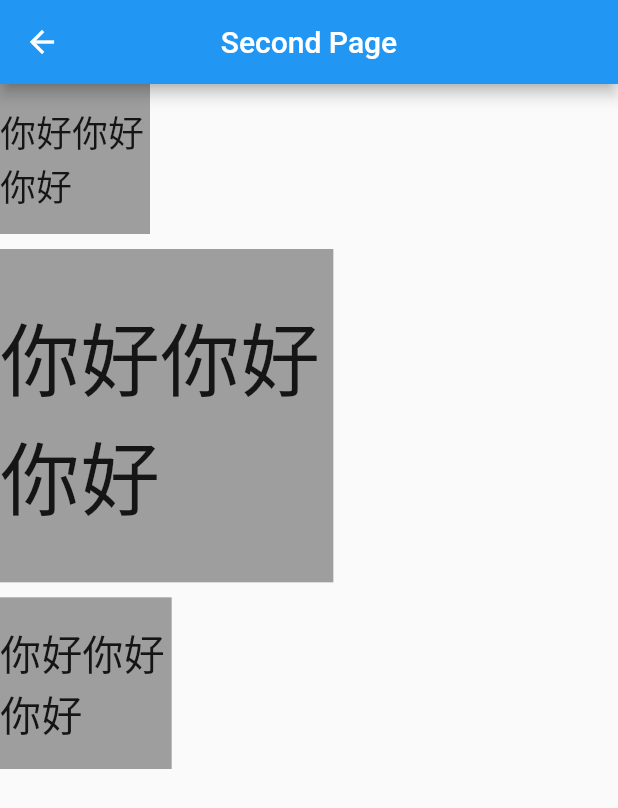
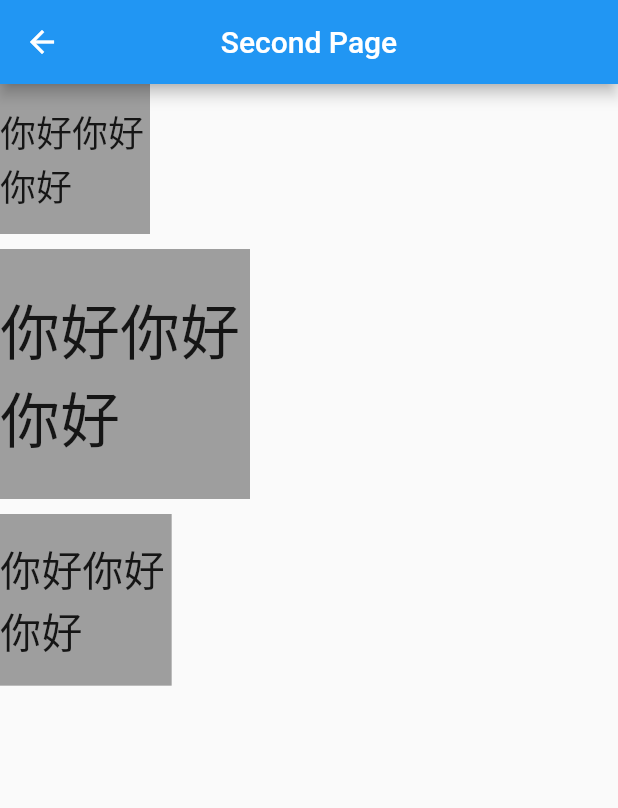
Before and after one commit to Sky24n/flustars, a Flutter app: the screen it shows after launch, after a tap on the "search" icon, on a phone screen of 412 x 824 dp. Shown: the top 808 px of the screen. Run offline on Flutter 3.47's test engine with Material 2 defaults, Android fonts, the light colour scheme and no system bars; our stand-ins replace shared_preferences, synchronized; missing offline and left inert: common_utils.

Commit message:
v0.2.6 pre2

```diff
--- a/example/lib/main.dart
+++ b/example/lib/main.dart
@@ -50,7 +50,7 @@ class _MyAppState extends State<MyApp> {
 
     SpUtil.putString("username", "sky24");
     String userName = SpUtil.getString("username", defValue: "");
-    print("thll userName: " + userName);
+    print("thll  thll userName: " + userName);
 
     /// save object example.
     /// 存储实体对象示例。
@@ -60,7 +60,8 @@ class _MyAppState extends State<MyApp> {
 
     Map dataStr = SpUtil.getObject("loc_city");
     City hisCity = dataStr == null ? null : City.fromJson(dataStr);
-    print("thll City: " + (hisCity == null ? "null" : hisCity.toString()));
+    print(
+        "thll  thll City: " + (hisCity == null ? "null" : hisCity.toString()));
 
     /// save object list example.
     /// 存储实体对象list示例。
@@ -74,7 +75,8 @@ class _MyAppState extends State<MyApp> {
       return City.fromJson(value);
     })?.toList();
 
-    print("thll CityList: " + (_cityList == null ? "null" : _cityList.toString()));
+    print("thll  thll CityList: " +
+        (_cityList == null ? "null" : _cityList.toString()));
   }
 
   @override
@@ -107,10 +109,12 @@ class MainPageState extends State<MainPage> {
     double width = ScreenUtil.getInstance().screenWidth;
     double height = ScreenUtil.getInstance().screenHeight;
     double density = ScreenUtil.getInstance().screenDensity;
-    double sp = ScreenUtil.getInstance().getSp(24);
-    double spc = ScreenUtil.getScaleSp(context, 24);
+    double sp = ScreenUtil.getInstance().getAdapterSize(24);
+    double spc = ScreenUtil.getInstance().getAdapterSize(24);
+    double adapterW = ScreenUtil.getInstance().getAdapterSize(360);
+
     print(
-        "MainPage statusBar: $statusBar, width: $width, height: $height, density: $density, sp: $sp, spc: $spc");
+        "thll  MainPage statusBar: $statusBar, width: $width, height: $height, density: $density, sp: $sp, spc: $spc, adapterW: $adapterW");
 
     return new Scaffold(
       // 一个不需要GlobalKey就可以openDrawer的AppBar
@@ -147,7 +151,7 @@ class MainPageState extends State<MainPage> {
             ),
           ),
           new Container(
-            width: ScreenUtil.getInstance().getWidth(360.0),
+            width: ScreenUtil.getInstance().getAdapterSize(360.0),
             height: 50,
             color: Colors.grey,
             child: new Center(
@@ -170,14 +174,14 @@ class MainPageState extends State<MainPage> {
           ),
           new Container(
             margin: EdgeInsets.only(top: 10.0),
-            width: ScreenUtil.getInstance().getWidth(100.0),
-            height: ScreenUtil.getInstance().getWidth(100.0),
+            width: ScreenUtil.getInstance().getAdapterSize(100.0),
+            height: ScreenUtil.getInstance().getAdapterSize(100.0),
             color: Colors.grey,
             child: new Center(
               child: new Text(
                 "你好你好你好",
                 style: new TextStyle(
-                    fontSize: ScreenUtil.getInstance().getSp(24.0)),
+                    fontSize: ScreenUtil.getInstance().getAdapterSize(24.0)),
               ),
             ),
           ),
@@ -194,7 +198,8 @@ class MyDrawer extends StatelessWidget {
     double statusBar = ScreenUtil.getInstance().statusBarHeight;
     double width = ScreenUtil.getInstance().screenWidth;
     double height = ScreenUtil.getInstance().screenHeight;
-    print("SecondPage statusBar: $statusBar, width: $width, height: $height");
+    print(
+        " thll  SecondPage statusBar: $statusBar, width: $width, height: $height");
 
     return new Container(
       color: Colors.white,
@@ -248,7 +253,7 @@ class SecondPageState extends State<SecondPage> {
     double adapterW100px = ScreenUtil.getInstance().getWidthPx(300);
     double adapterH100px = ScreenUtil.getInstance().getHeightPx(300);
 
-    print("SecondPage _init screenWidth: $screenWidth, screenHeight: $screenHeight, screenDensity: $screenDensity" +
+    print("thll  SecondPage _init screenWidth: $screenWidth, screenHeight: $screenHeight, screenDensity: $screenDensity" +
         ", statusBarHeight: $statusBarHeight, bottomBarHeight: $bottomBarHeight, appBarHeight: $appBarHeight" +
         ", adapterW100: $adapterW100, adapterH100: $adapterH100, adapterSp100: $adapterSp100" +
         ", adapterW100px: $adapterW100px, adapterH100px: $adapterH100px");
@@ -265,7 +270,7 @@ class SecondPageState extends State<SecondPage> {
     double adapterSp100 = ScreenUtil.getScaleSp(context, 100);
     Orientation orientation = ScreenUtil.getOrientation(context);
 
-    print("SecondPage _initWithCtx screenWidth: $screenWidth, screenHeight: $screenHeight, screenDensity: $screenDensity" +
+    print("thll  SecondPage _initWithCtx screenWidth: $screenWidth, screenHeight: $screenHeight, screenDensity: $screenDensity" +
         ", statusBarHeight: $statusBarHeight, bottomBarHeight: $bottomBarHeight" +
         ", adapterW100: $adapterW100, adapterH100: $adapterH100, adapterSp100: $adapterSp100");
   }
@@ -275,7 +280,8 @@ class SecondPageState extends State<SecondPage> {
     double statusBar = ScreenUtil.getInstance().statusBarHeight;
     double width = ScreenUtil.getInstance().screenWidth;
     double height = ScreenUtil.getInstance().screenHeight;
-    print("SecondPage statusBar: $statusBar, width: $width, height: $height");
+    print(
+        "thll  SecondPage statusBar: $statusBar, width: $width, height: $height");
 
     return new Scaffold(
       appBar: new AppBar(
@@ -298,27 +304,27 @@ class SecondPageState extends State<SecondPage> {
           ),
           new Container(
             margin: EdgeInsets.only(top: 10.0),
-            width: ScreenUtil.getInstance().getWidth(100.0),
-            height: ScreenUtil.getInstance().getWidth(100.0),
+            width: ScreenUtil.getInstance().getAdapterSize(100.0),
+            height: ScreenUtil.getInstance().getAdapterSize(100.0),
             color: Colors.grey,
             child: new Center(
               child: new Text(
                 "你好你好你好",
                 style: new TextStyle(
-                    fontSize: ScreenUtil.getInstance().getSp(24.0)),
+                    fontSize: ScreenUtil.getInstance().getAdapterSize(24.0)),
               ),
             ),
           ),
           new Container(
             margin: EdgeInsets.only(top: 10.0),
-            width: ScreenUtil.getScaleW(context, 100.0),
-            height: ScreenUtil.getScaleW(context, 100.0),
+            width: ScreenUtil.getAdapterSizeCtx(context, 100.0),
+            height: ScreenUtil.getAdapterSizeCtx(context, 100.0),
             color: Colors.grey,
             child: new Center(
               child: new Text(
                 "你好你好你好",
                 style: new TextStyle(
-                    fontSize: ScreenUtil.getScaleSp(context, 24.0)),
+                    fontSize: ScreenUtil.getAdapterSizeCtx(context, 24.0)),
               ),
             ),
           ),
--- a/lib/flustars.dart
+++ b/lib/flustars.dart
@@ -2,6 +2,8 @@ library flustars;
 
 export 'src/ui/my_app_bar.dart';
 
+export 'package:common_utils/common_utils.dart';
+
 export 'src/screen_util.dart';
 export 'src/widget_util.dart';
 export 'src/sp_util.dart';
--- a/lib/src/screen_util.dart
+++ b/lib/src/screen_util.dart
@@ -25,9 +25,9 @@ double _designD = 3.0;
 /// 配置设计稿尺寸 屏幕 宽，高，密度。
 /// Configuration design draft size  screen width, height, density.
 void setDesignWHD(double w, double h, {double density = 3.0}) {
-  _designW = w;
-  _designH = h;
-  _designD = density;
+  _designW = w ?? _designW;
+  _designH = h ?? _designH;
+  _designD = density ?? _designD;
 }
 
 /// Screen Util.
@@ -127,6 +127,7 @@ class ScreenUtil {
     return mediaQuery;
   }
 
+  /// 仅支持纵屏。
   /// returns the size after adaptation according to the screen width.(unit dp or pt)
   /// 返回根据屏幕宽适配后尺寸（单位 dp or pt）
   /// size 单位 dp or pt
@@ -135,6 +136,7 @@ class ScreenUtil {
     return size * getScreenW(context) / _designW;
   }
 
+  /// 仅支持纵屏。
   /// returns the size after adaptation according to the screen height.(unit dp or pt)
   /// 返回根据屏幕高适配后尺寸 （单位 dp or pt）
   /// size unit dp or pt
@@ -143,11 +145,12 @@ class ScreenUtil {
     return size * getScreenH(context) / _designH;
   }
 
+  /// 仅支持纵屏。
   /// returns the font size after adaptation according to the screen density.
   /// 返回根据屏幕宽适配后字体尺寸
   /// fontSize 字体尺寸
   static double getScaleSp(BuildContext context, double fontSize) {
-    if (context == null || getScreenDensity(context) == 0.0) return fontSize;
+    if (context == null || getScreenW(context) == 0.0) return fontSize;
     return fontSize * getScreenW(context) / _designW;
   }
 
@@ -158,6 +161,7 @@ class ScreenUtil {
     return mediaQuery.orientation;
   }
 
+  /// 仅支持纵屏。
   /// returns the size after adaptation according to the screen width.(unit dp or pt)
   /// 返回根据屏幕宽适配后尺寸（单位 dp or pt）
   /// size 单位 dp or pt
@@ -165,6 +169,7 @@ class ScreenUtil {
     return _screenWidth == 0.0 ? size : (size * _screenWidth / _designW);
   }
 
+  /// 仅支持纵屏。
   /// returns the size after adaptation according to the screen height.(unit dp or pt)
   /// 返回根据屏幕高适配后尺寸（单位 dp or pt）
   /// size unit dp or pt
@@ -172,6 +177,7 @@ class ScreenUtil {
     return _screenHeight == 0.0 ? size : (size * _screenHeight / _designH);
   }
 
+  /// 仅支持纵屏
   /// returns the size after adaptation according to the screen width.(unit dp or pt)
   /// 返回根据屏幕宽适配后尺寸（单位 dp or pt）
   /// sizePx unit px
@@ -181,6 +187,7 @@ class ScreenUtil {
         : (sizePx * _screenWidth / (_designW * _designD));
   }
 
+  /// 仅支持纵屏。
   /// returns the size after adaptation according to the screen height.(unit dp or pt)
   /// 返回根据屏幕高适配后尺寸（单位 dp or pt）
   /// sizePx unit px
@@ -190,6 +197,7 @@ class ScreenUtil {
         : (sizePx * _screenHeight / (_designH * _designD));
   }
 
+  /// 仅支持纵屏。
   /// returns the font size after adaptation according to the screen density.
   /// 返回根据屏幕宽适配后字体尺寸
   /// fontSize 字体尺寸
@@ -197,4 +205,35 @@ class ScreenUtil {
     if (_screenDensity == 0.0) return fontSize;
     return fontSize * _screenWidth / _designW;
   }
+
+  /// 兼容横/纵屏。
+  /// 获取适配后的尺寸，兼容横/纵屏切换，可用于宽，高，字体尺寸适配。
+  /// Get the appropriate size, compatible with horizontal/vertical screen switching, can be used for wide, high, font size adaptation.
+  double getAdapterSize(double dp) {
+    if (_screenWidth == 0 || _screenHeight == 0) return dp;
+    return getRatio() * dp;
+  }
+
+  /// 适配比率。
+  /// Ratio.
+  double getRatio() {
+    return (_screenWidth > _screenHeight ? _screenHeight : _screenWidth) /
+        _designW;
+  }
+
+  /// 兼容横/纵屏。
+  /// 获取适配后的尺寸，兼容横/纵屏切换，适应宽，高，字体尺寸。
+  /// Get the appropriate size, compatible with horizontal/vertical screen switching, can be used for wide, high, font size adaptation.
+  static double getAdapterSizeCtx(BuildContext context, double dp) {
+    Size size = MediaQuery.of(context).size;
+    if (size == Size.zero) return dp;
+    return getRatioCtx(context) * dp;
+  }
+
+  /// 适配比率。
+  /// Ratio.
+  static double getRatioCtx(BuildContext context) {
+    Size size = MediaQuery.of(context).size;
+    return (size.width > size.height ? size.height : size.width) / _designW;
+  }
 }
```
Also changed, not shown: lib/src/directory_util.dart (added, +132 -0 lines), lib/src/utils.dart (deleted, +0 -20 lines), lib/src/widget_util.dart (+7 -3 lines), pubspec.yaml (+6 -2 lines), 2 other files.
